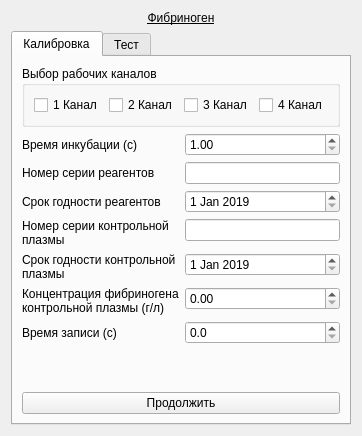
Qt form choisedialog/ko3.ui (krang4d/Agrekola) before a commit.
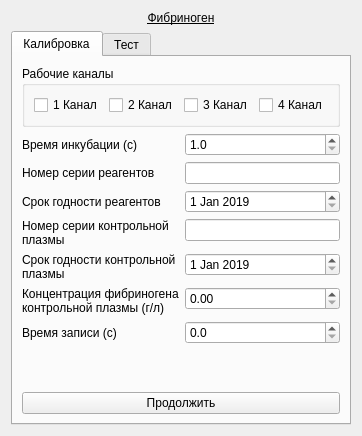
The same form after that commit. The open tabs and pages were chosen to show the change.

```diff
--- a/choisedialog/ko3.ui
+++ b/choisedialog/ko3.ui
@@ -37,7 +37,7 @@
        <item>
         <widget class="QGroupBox" name="groupBox_calibChls">
          <property name="title">
-          <string>Выбор рабочих каналов</string>
+          <string>Рабочие каналы</string>
          </property>
          <layout class="QHBoxLayout" name="horizontalLayout">
           <item>
@@ -148,6 +148,9 @@
          </item>
          <item row="0" column="1">
           <widget class="QDoubleSpinBox" name="doubleSpinBox_calibIncube">
+           <property name="decimals">
+            <number>1</number>
+           </property>
            <property name="minimum">
             <double>1.000000000000000</double>
            </property>
```
Left out of the diff: 6 changed lines with no effect on the pictures.
